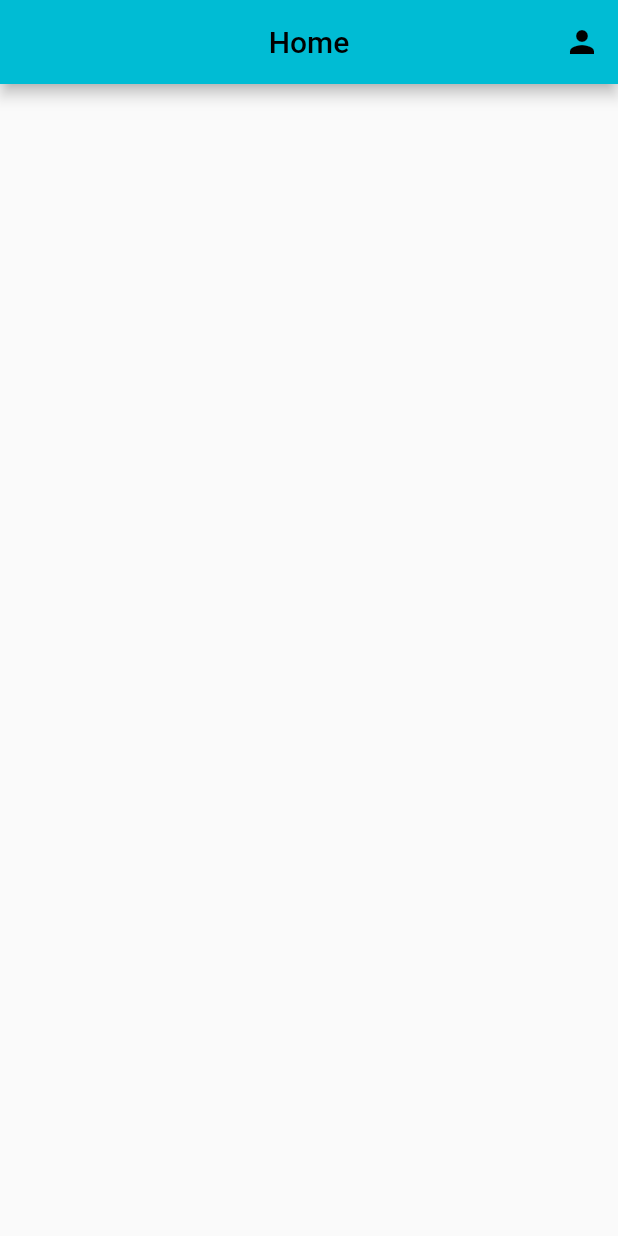
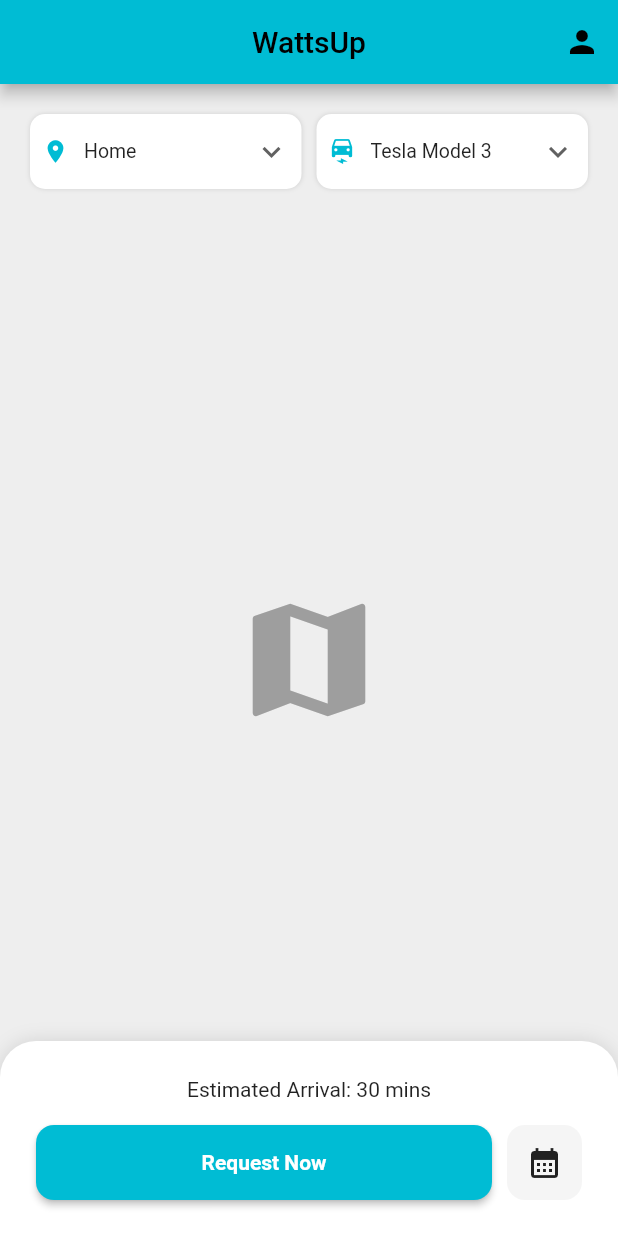
Before and after one commit to gimohc/flutter-proj, a Flutter app: the screen it shows after launch, after a tap on "Log In", after a tap on "Continue with Google", on a phone screen of 412 x 824 dp. Run offline on Flutter 3.47's test engine with Material 3 defaults, Android fonts, the phone set to English and light mode, and no system bars.

Commit message:
Implemented home screen ui and used components

```diff
--- /dev/null
+++ b/lib/components/drop_down.dart
@@ -0,0 +1,51 @@
+import 'package:flutter/material.dart';
+
+class DropDown extends StatelessWidget {
+  final IconData icon;
+  final List<String> items;
+  final Function(String?) onChanged;
+  final String? value;
+
+  const DropDown({
+    super.key,
+    required this.items,
+    required this.icon,
+    this.value,
+    required this.onChanged,
+  });
+
+  @override
+  Widget build(BuildContext context) {
+    return Container(
+      height: 50,
+      padding: const EdgeInsets.symmetric(horizontal: 8),
+      decoration: BoxDecoration(
+        color: Colors.white,
+        borderRadius: BorderRadius.circular(10),
+        boxShadow: const [BoxShadow(color: Colors.black12, blurRadius: 2)],
+      ),
+      child: Row(
+        children: [
+          Icon(icon, size: 18, color: Colors.cyan),
+          const SizedBox(width: 10),
+          Expanded(
+            child: DropdownButtonHideUnderline(
+              child: DropdownButton<String>(
+                value: items.contains(value) ? value : items[0],
+                isExpanded: true,
+                icon: const Icon(Icons.keyboard_arrow_down),
+                items: items.map((String item) {
+                  return DropdownMenuItem(
+                    value: item,
+                    child: Text(item, style: const TextStyle(fontSize: 13)),
+                  );
+                }).toList(),
+                onChanged: onChanged,
+              ),
+            ),
+          ),
+        ],
+      ),
+    );
+  }
+}
--- /dev/null
+++ b/lib/components/map.dart
@@ -0,0 +1,17 @@
+import 'package:flutter/material.dart';
+
+class MapBackground extends StatelessWidget {
+  const MapBackground({super.key});
+
+  @override
+  Widget build(BuildContext context) {
+    return Container(
+      color: Colors.grey[200],
+      width: double.infinity,
+      height: double.infinity,
+      child: const Center(
+        child: Icon(Icons.map, size: 100, color: Colors.grey),
+      ),
+    );
+  }
+}
--- /dev/null
+++ b/lib/components/request_panel.dart
@@ -0,0 +1,74 @@
+import 'package:flutter/material.dart';
+
+class RequestPanel extends StatelessWidget {
+  final VoidCallback onRequestNow;
+  final VoidCallback onSchedule;
+
+  const RequestPanel({
+    super.key,
+    required this.onRequestNow,
+    required this.onSchedule,
+  });
+
+  @override
+  Widget build(BuildContext context) {
+    return Align(
+      alignment: Alignment.bottomCenter,
+      child: Container(
+        padding: const EdgeInsets.all(24),
+        decoration: const BoxDecoration(
+          color: Colors.white,
+          borderRadius: BorderRadius.vertical(top: Radius.circular(24)),
+          boxShadow: [BoxShadow(blurRadius: 10, color: Colors.black12)],
+        ),
+        child: Column(
+          mainAxisSize: MainAxisSize.min,
+          children: [
+            const Text("Estimated Arrival: 30 mins"),
+            const SizedBox(height: 16),
+            Row(
+              children: [
+                Expanded(
+                  child: SizedBox(
+                    height: 50,
+                    child: ElevatedButton(
+                      style: ElevatedButton.styleFrom(
+                        backgroundColor: Colors.cyan,
+                        shape: RoundedRectangleBorder(
+                          borderRadius: BorderRadius.circular(12),
+                        ),
+                      ),
+                      // When clicked, we call the parent's function
+                      onPressed: onRequestNow,
+                      child: const Text(
+                        "Request Now",
+                        style: TextStyle(
+                          color: Colors.white,
+                          fontWeight: FontWeight.bold,
+                        ),
+                      ),
+                    ),
+                  ),
+                ),
+                const SizedBox(width: 10),
+                Container(
+                  height: 50,
+                  width: 50,
+                  decoration: BoxDecoration(
+                    color: Colors.grey[100],
+                    borderRadius: BorderRadius.circular(12),
+                  ),
+                  child: IconButton(
+                    icon: const Icon(Icons.calendar_month),
+                    // When clicked, we call the parent's function
+                    onPressed: onSchedule,
+                  ),
+                ),
+              ],
+            ),
+          ],
+        ),
+      ),
+    );
+  }
+}
--- a/lib/pages/root/home.dart
+++ b/lib/pages/root/home.dart
@@ -1,11 +1,70 @@
 import 'package:flutter/material.dart';
 import 'package:proj/components/default_page.dart';
+import 'package:proj/components/drop_down.dart';
+import 'package:proj/components/map.dart';
+import 'package:proj/components/request_panel.dart';
 
 class Home extends StatelessWidget {
-  const Home({super.key});
+  Home({super.key});
+
+  final ValueNotifier<String> carNotifier = ValueNotifier("Tesla Model 3");
+  final ValueNotifier<String> addressNotifier = ValueNotifier("Home");
+
+  final List<String> addresses = ["Home", "Work", "Gym"];
+  final List<String> cars = ["Tesla Model 3", "BMW i4", "Nissan Leaf"];
 
   @override
   Widget build(BuildContext context) {
-    return DefaultPage(title: "Home", showProfile: true, child: Container());
+    return DefaultPage(
+      title: "WattsUp",
+      showProfile: true,
+      child: Stack(
+        children: [
+          const MapBackground(),
+
+          Padding(
+            padding: const EdgeInsets.fromLTRB(20, 20, 20, 0),
+            child: Row(
+              children: [
+                Expanded(
+                  child: ValueListenableBuilder<String>(
+                    valueListenable: addressNotifier,
+                    builder: (context, value, _) {
+                      return DropDown(
+                        icon: Icons.location_on,
+                        value: value,
+                        items: addresses,
+                        onChanged: (newVal) => addressNotifier.value = newVal!,
+                      );
+                    },
+                  ),
+                ),
+                const SizedBox(width: 10),
+                Expanded(
+                  child: ValueListenableBuilder<String>(
+                    valueListenable: carNotifier,
+                    builder: (context, value, _) {
+                      return DropDown(
+                        icon: Icons.electric_car,
+                        value: value,
+                        items: cars,
+                        onChanged: (newVal) => carNotifier.value = newVal!,
+                      );
+                    },
+                  ),
+                ),
+              ],
+            ),
+          ),
+          RequestPanel(
+            onRequestNow: () => print("Requesting ${carNotifier.value}"),
+            onSchedule: () => {
+              //popup time and date later
+              print("schedule"),
+            },
+          ),
+        ],
+      ),
+    );
   }
 }
```
